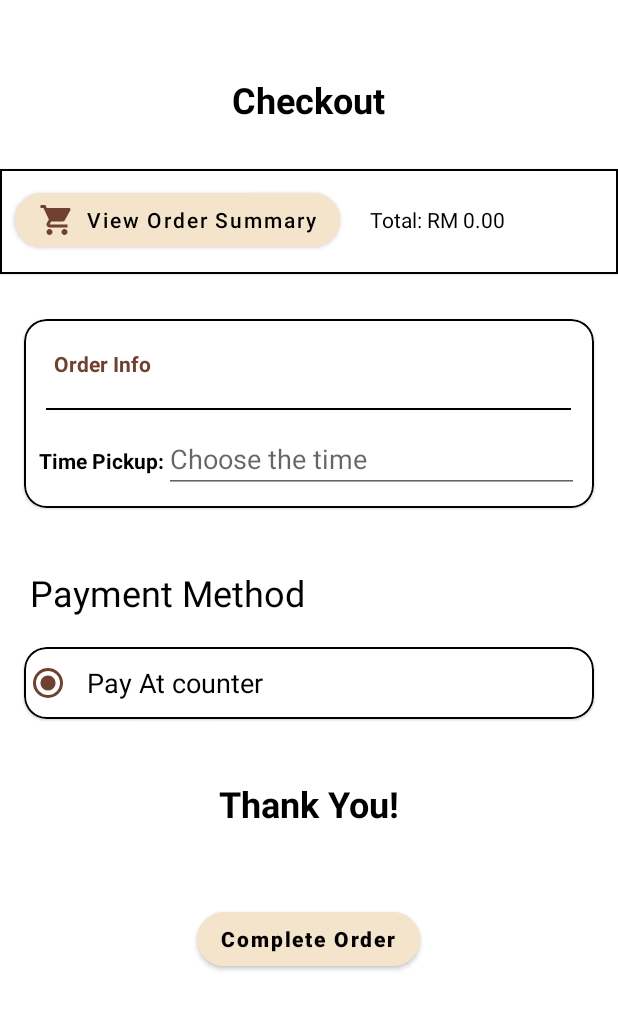
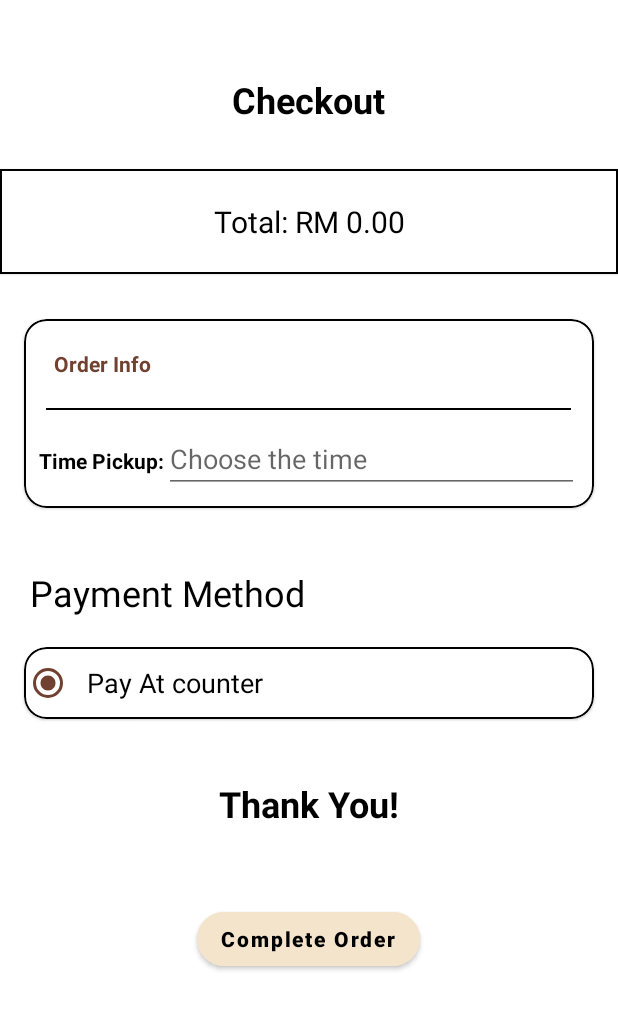
Before and after one commit to KhairulEidlan/NgopiCafe, an Android app: the AppPaymentActivity screen opened directly, with no data from a screen before it, on a phone screen of 412 x 824 dp. Shown: the top 1010 px of the screen. Run offline under Robolectric (Android 15) with nearby library versions, the phone set to English and light mode, and no system bars; our stand-ins replace Firebase (no records; nobody signed in at launch, a user with empty details on screens opened directly).

Commit message:
Update Cart And Payment Function

```diff
--- a/app/src/main/res/layout/activity_app_payment.xml
+++ b/app/src/main/res/layout/activity_app_payment.xml
@@ -29,32 +29,22 @@
         app:strokeColor="@color/black"
         app:strokeWidth="1dp">
 
-        <LinearLayout
+        <RelativeLayout
             android:layout_width="match_parent"
             android:layout_height="match_parent"
             android:orientation="horizontal">
 
-            <Button
-                android:layout_width="wrap_content"
-                android:layout_height="wrap_content"
-                android:layout_margin="10dp"
-                android:backgroundTint="#F5E4CC"
-                android:drawableLeft="@drawable/ic_cart"
-                android:drawableTint="#704030"
-                android:text="View Order Summary"
-                android:textColor="@color/black"
-                android:textAllCaps="false"
-                app:cornerRadius="60dp" />
-
             <TextView
                 android:id="@+id/lblTotal"
-                android:layout_width="wrap_content"
+                android:layout_width="match_parent"
                 android:layout_height="wrap_content"
-                android:layout_margin="10dp"
+                android:layout_centerInParent="true"
                 android:text="Total: "
+                android:textSize="20sp"
+                android:textAlignment="center"
                 android:textColor="@color/black" />
 
-        </LinearLayout>
+        </RelativeLayout>
 
 
     </com.google.android.material.card.MaterialCardView>
--- a/app/src/main/res/layout/rv_menu.xml
+++ b/app/src/main/res/layout/rv_menu.xml
@@ -37,7 +37,7 @@
         android:layout_alignParentEnd="true"
         android:layout_centerHorizontal="true"
         android:layout_marginTop="70dp"
-        android:layout_marginEnd="10dp"
+        android:layout_marginEnd="50dp"
         android:background="@drawable/ic_btn_add" />
 
     <androidx.cardview.widget.CardView
```
Also changed, not shown: app/src/main/java/com/example/ngopi/apps/AppPaymentActivity.java (+76 -7 lines), app/src/main/java/com/example/ngopi/apps/fragment/Cart.java (+5 -5 lines), app/src/main/java/com/example/ngopi/apps/model/Order.java (+11 -3 lines), app/src/main/java/com/example/ngopi/apps/rv/RvCartAdapter.java (+5 -13 lines), app/src/main/java/com/example/ngopi/apps/rv/RvMenuAdapter.java (+2 -6 lines), app/src/main/res/layout/fragment_profile.xml (+23 -28 lines).
